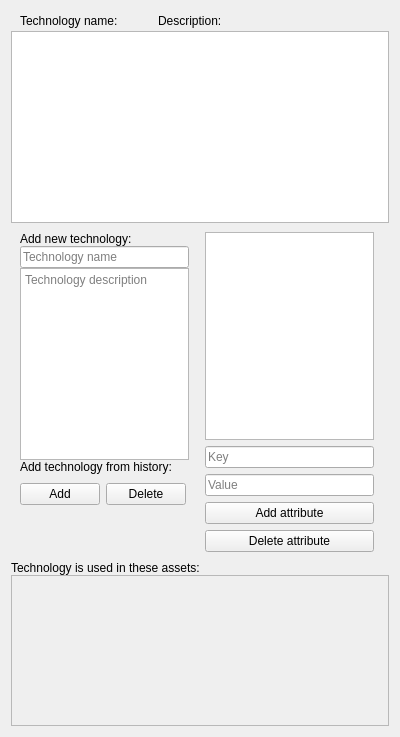
First picture: the form in iotpentool/gui/technologies.ui, repository sarunasil/iotPenTool, before the edit.
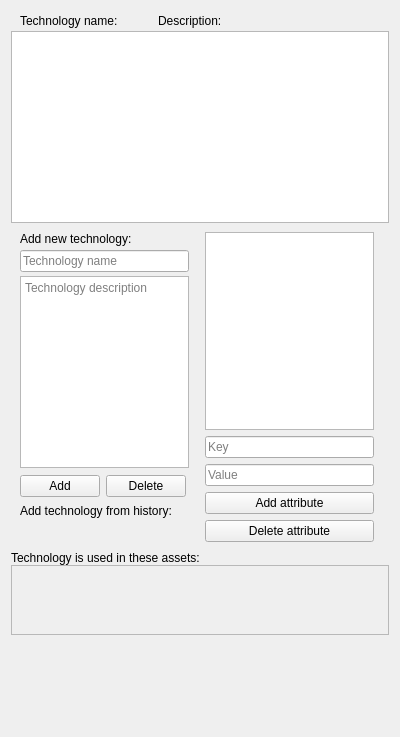
Second picture: the form after the edit.

What changed in the file:
```diff
--- a/iotpentool/gui/technologies.ui
+++ b/iotpentool/gui/technologies.ui
@@ -110,7 +110,7 @@
          <widget class="QWidget" name="widget_2" native="true">
           <layout class="QVBoxLayout" name="verticalLayout_3">
            <property name="spacing">
-            <number>0</number>
+            <number>4</number>
            </property>
            <property name="leftMargin">
             <number>0</number>
@@ -132,8 +132,6 @@
             </widget>
            </item>
            <item>
-            <layout class="QVBoxLayout" name="verticalLayout_9">
-             <item>
               <widget class="QLineEdit" name="name_input_box">
                <property name="text">
                 <string/>
@@ -163,15 +161,6 @@
                </property>
               </widget>
              </item>
-            </layout>
-           </item>
-           <item>
-            <widget class="QLabel" name="label_3">
-             <property name="text">
-              <string>Add technology from history:</string>
-             </property>
-            </widget>
-           </item>
            <item>
             <widget class="QWidget" name="widget_7" native="true">
              <layout class="QHBoxLayout" name="horizontalLayout_4">
@@ -179,11 +168,14 @@
                <number>0</number>
               </property>
               <property name="topMargin">
-               <number>9</number>
+               <number>3</number>
               </property>
               <property name="rightMargin">
                <number>0</number>
               </property>
+              <property name="bottomMargin">
+               <number>3</number>
+              </property>
               <item>
                <widget class="QPushButton" name="add_button">
                 <property name="sizePolicy">
@@ -233,27 +225,33 @@
             </widget>
            </item>
            <item>
-            <widget class="QWidget" name="widget_4" native="true">
+            <widget class="QLabel" name="label_3">
+             <property name="text">
+              <string>Add technology from history:</string>
+             </property>
+            </widget>
+           </item>
+           <item>
+            <widget class="QWidget" name="history_widget" native="true">
              <layout class="QHBoxLayout" name="horizontalLayout_9">
-              <item>
-               <layout class="QHBoxLayout" name="history_layout">
+              <property name="topMargin">
+               <number>0</number>
+              </property>
+              <property name="bottomMargin">
+               <number>0</number>
+              </property>
                 <item>
                  <spacer name="horizontalSpacer_3">
                   <property name="orientation">
                    <enum>Qt::Horizontal</enum>
                   </property>
-                  <property name="sizeType">
-                   <enum>QSizePolicy::Preferred</enum>
-                  </property>
                   <property name="sizeHint" stdset="0">
                    <size>
-                    <width>60</width>
+                  <width>40</width>
                     <height>20</height>
                    </size>
                   </property>
                  </spacer>
-                </item>
-               </layout>
               </item>
              </layout>
             </widget>
@@ -362,7 +360,7 @@
              <x>0</x>
              <y>0</y>
              <width>378</width>
-             <height>124</height>
+             <height>68</height>
             </rect>
            </property>
            <layout class="QGridLayout" name="gridLayout"/>
@@ -374,6 +372,19 @@
      </item>
     </layout>
    </item>
+   <item>
+    <spacer name="verticalSpacer">
+     <property name="orientation">
+      <enum>Qt::Vertical</enum>
+     </property>
+     <property name="sizeHint" stdset="0">
+      <size>
+       <width>20</width>
+       <height>40</height>
+      </size>
+     </property>
+    </spacer>
+   </item>
   </layout>
  </widget>
  <resources/>
```
Lines whose indentation alone changed are shown as unchanged.
